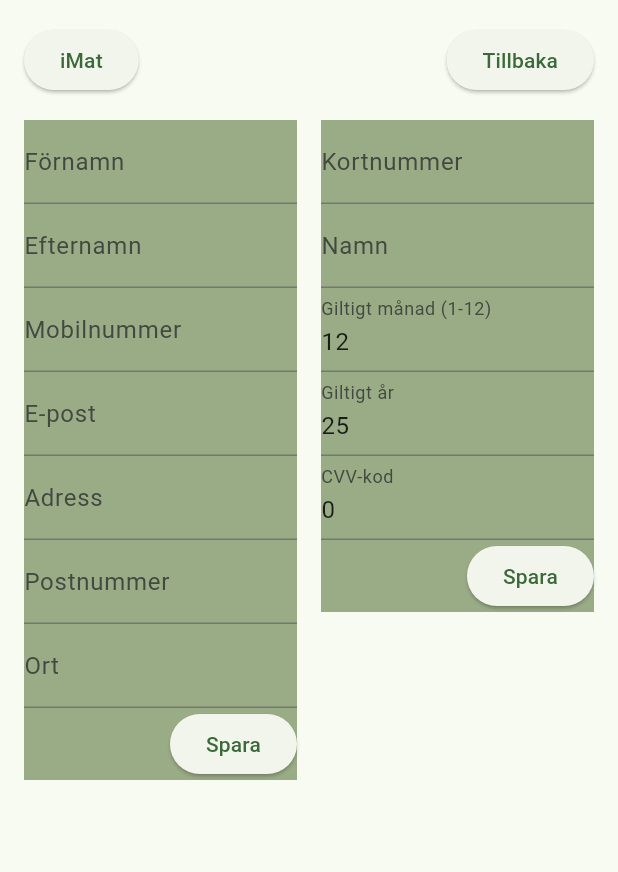
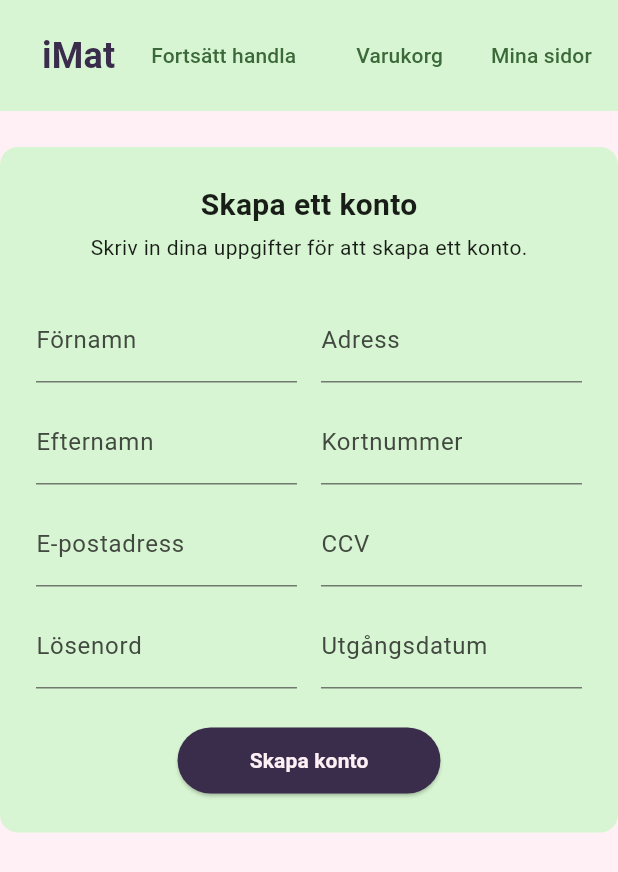
Before and after one commit to Aliceinnit/GG, a Flutter app: the AccountView screen opened directly, on a phone screen of 412 x 824 dp. Shown: the top 872 px of the screen. Run offline on Flutter 3.47's test engine with Material 3 defaults, Android fonts, the light colour scheme and no system bars; network calls fail.

Commit message:
Changes account_view

```diff
--- a/api_test/lib/pages/account_view.dart
+++ b/api_test/lib/pages/account_view.dart
@@ -1,6 +1,3 @@
-import 'package:api_test/app_theme.dart';
-import 'package:api_test/widgets/card_details.dart';
-import 'package:api_test/widgets/customer_details.dart';
 import 'package:flutter/material.dart';
 
 class AccountView extends StatelessWidget {
@@ -9,54 +6,139 @@ class AccountView extends StatelessWidget {
   @override
   Widget build(BuildContext context) {
     return Scaffold(
+      backgroundColor: const Color(0xFFFFF0F5),
       body: SafeArea(
-        child: Padding(
-          padding: const EdgeInsets.all(AppTheme.paddingMedium),
         child: Column(
           children: [
-              _header(context),
-              SizedBox(height: AppTheme.paddingMedium),
-              _customerDetails(),
+            _buildHeader(context),
+            const SizedBox(height: 24),
+            _buildFormCard(context),
           ],
-          ),
         ),
       ),
     );
   }
 
-  Widget _header(BuildContext context) {
-    return Row(
+  Widget _buildHeader(BuildContext context) {
+    return Container(
+      color: const Color(0xFFD7F5D2),
+      padding: const EdgeInsets.symmetric(horizontal: 16, vertical: 12),
+      child: Row(
         mainAxisAlignment: MainAxisAlignment.spaceBetween,
         children: [
+          TextButton(
+            onPressed: () {
+              Navigator.pushNamed(context, '/'); // eller din startsidas route
+            },
+            child: const Text(
+              'iMat',
+              style: TextStyle(
+                fontSize: 24,
+                fontWeight: FontWeight.bold,
+                color: Color(0xFF3A2C4B),
+              ),
+      ),
+    ),
+          Row(
+            children: [
+              TextButton(
+                onPressed: () {},
+                child: const Text('Fortsätt handla'),
+              ),
+              const SizedBox(width: 16),
+              TextButton(
+                onPressed: () {},
+                child: const Text('Varukorg'),
+              ),
+              const SizedBox(width: 8),
+              TextButton(
+                onPressed: () {},
+                child: const Text('Mina sidor'),
+              ),
+            ],
+          ),
+        ],
+      ),
+    );
+  }
+
+  Widget _buildFormCard(BuildContext context) {
+    return Center(
+      child: Container(
+        padding: const EdgeInsets.all(24),
+        width: 600,
+        decoration: BoxDecoration(
+          color: const Color(0xFFD7F5D2),
+          borderRadius: BorderRadius.circular(12),
+        ),
+        child: Column(
+          children: [
+            const Text(
+              'Skapa ett konto',
+              style: TextStyle(fontSize: 20, fontWeight: FontWeight.bold),
+            ),
+            const SizedBox(height: 4),
+            const Text(
+              'Skriv in dina uppgifter för att skapa ett konto.',
+              style: TextStyle(fontSize: 14),
+            ),
+            const SizedBox(height: 24),
+            Row(
+              children: [
+                Expanded(child: _buildPersonalInfoColumn()),
+                const SizedBox(width: 16),
+                Expanded(child: _buildPaymentInfoColumn()),
+              ],
+            ),
+            const SizedBox(height: 24),
             ElevatedButton(
-          onPressed: () => Navigator.pop(context),
-          child: Text('iMat'),
+              onPressed: () {},
+              style: ElevatedButton.styleFrom(
+                backgroundColor: const Color(0xFF3A2C4B),
               ),
-        ElevatedButton(
-          onPressed: () => Navigator.pop(context),
-          child: Text('Tillbaka'),
+              child: const Padding(
+              padding: EdgeInsets.symmetric(horizontal: 24, vertical: 12),
+              child: Text(
+                'Skapa konto',
+                style: TextStyle(
+                  color: Color(0xFFFFF0F5),
+                  fontWeight: FontWeight.bold,
                 ),
+              ),
+            ),
+            ),
+          ],
+        ),
+      ),
+    );
+  }
+
+  Widget _buildPersonalInfoColumn() {
+    return Column(
+      crossAxisAlignment: CrossAxisAlignment.start,
+      children: const [
+        TextField(decoration: InputDecoration(labelText: 'Förnamn')),
+        SizedBox(height: 12),
+        TextField(decoration: InputDecoration(labelText: 'Efternamn')),
+        SizedBox(height: 12),
+        TextField(decoration: InputDecoration(labelText: 'E-postadress')),
+        SizedBox(height: 12),
+        TextField(decoration: InputDecoration(labelText: 'Lösenord')),
       ],
     );
   }
 
-  Widget _customerDetails() {
-    return Row(
+  Widget _buildPaymentInfoColumn() {
+    return Column(
       crossAxisAlignment: CrossAxisAlignment.start,
-      children: [
-        Expanded(
-          child: Container(
-            color: Color.fromARGB(255, 154, 172, 134),
-            child: CustomerDetails(),
-          ),
-        ),
-        SizedBox(width: 16),
-        Expanded(
-          child: Container(
-            color: Color.fromARGB(255, 154, 172, 134),
-            child: CardDetails(),
-          ),
-        ),
+      children: const [
+        TextField(decoration: InputDecoration(labelText: 'Adress')),
+        SizedBox(height: 12),
+        TextField(decoration: InputDecoration(labelText: 'Kortnummer')),
+        SizedBox(height: 12),
+        TextField(decoration: InputDecoration(labelText: 'CCV')),
+        SizedBox(height: 12),
+        TextField(decoration: InputDecoration(labelText: 'Utgångsdatum')),
       ],
     );
   }
```
Lines whose indentation alone changed are shown as unchanged.
